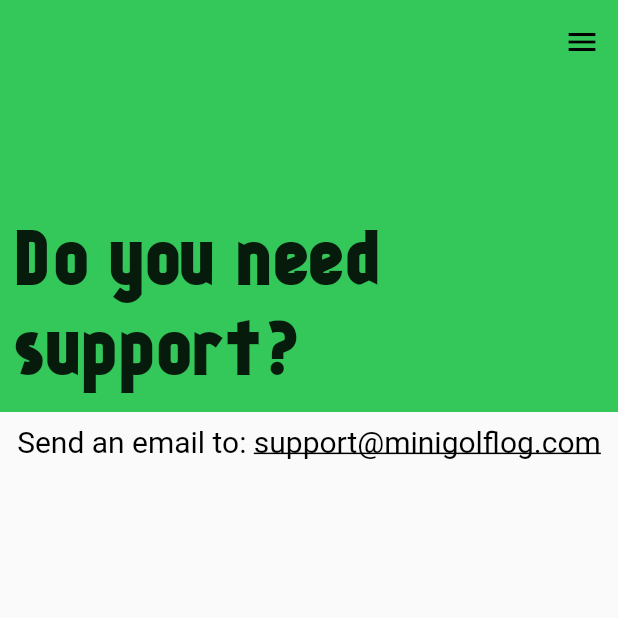
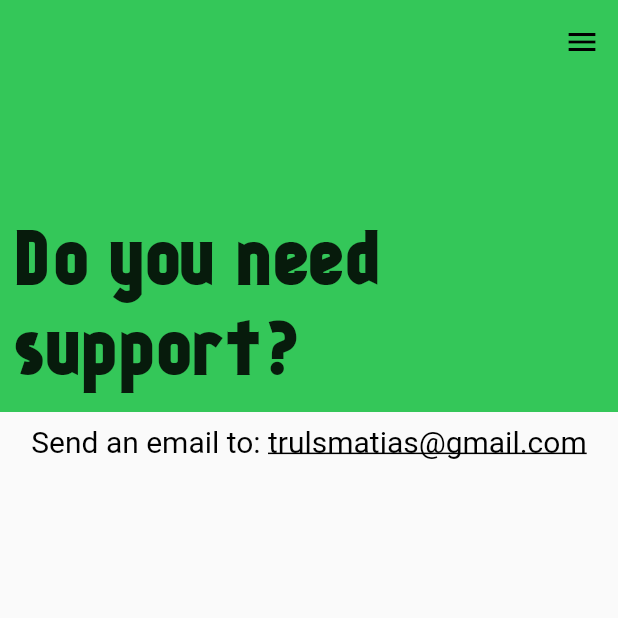
Before and after one commit to Trulsmatias/minigolf-log-website, a Flutter app: the Support screen opened by its route, on a phone screen of 412 x 824 dp, the top half of it. Run offline on Flutter 3.47's test engine with Material 2 defaults, Android fonts, the phone set to English and light mode, and no system bars; our stand-ins replace simple_icons.

Commit message:
display correct email. Bumped env sdk in pubspec.yaml

```diff
--- a/lib/support.dart
+++ b/lib/support.dart
@@ -3,9 +3,11 @@
 import 'package:website/navigation.dart';
 import 'package:url_launcher/url_launcher.dart';
 
+const email = "trulsmatias@gmail.com";
+
 final Uri _emailLaunchUri = Uri(
   scheme: 'mailto',
-  path: 'trulsmatias@gmail.com',
+  path: email,
   queryParameters: {'subject': 'Help'},
 );
 
@@ -69,7 +71,7 @@
                           text: "Send an email to: ",
                         ),
                         TextSpan(
-                          text: "support@minigolflog.com",
+                          text: email,
                           style: TextStyle(
                             decoration: TextDecoration.underline,
                           ),
--- a/pubspec.yaml
+++ b/pubspec.yaml
@@ -20,7 +20,7 @@
 version: 1.0.0+1
 
 environment:
-  sdk: '>=2.12.0 <3.0.0'
+  sdk: '>=3.0.0 <4.0.0'
 
 dependencies:
   flutter:
```
Also changed, not shown: pubspec.lock.
